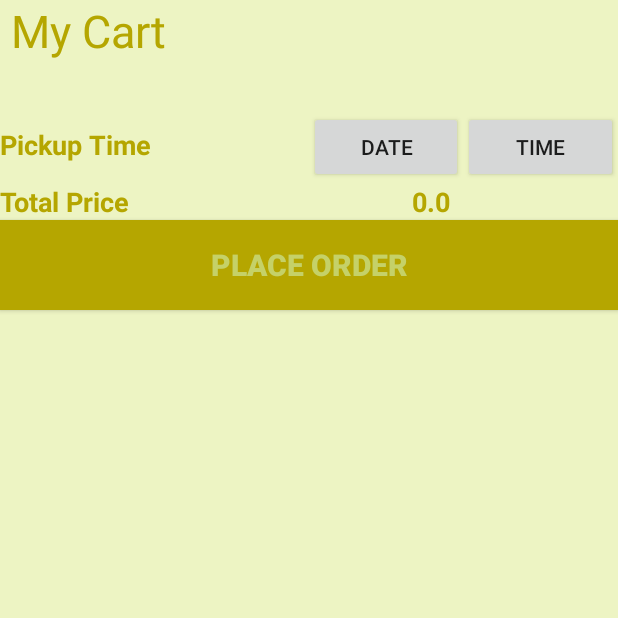
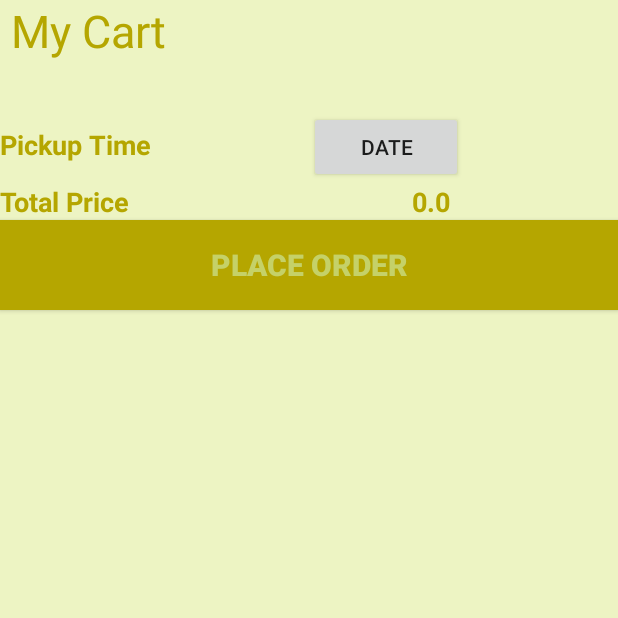
Before and after one commit to DeveloperManisha/CMPE-277-Project, an Android app: the CartActivity screen opened directly, with no data from a screen before it, on a phone screen of 412 x 824 dp, the top half of it. Run offline under Robolectric (Android 15) with nearby library versions, the phone set to English and light mode, and no system bars.

```diff
--- a/Food4U/app/src/main/res/layout/activity_cart.xml
+++ b/Food4U/app/src/main/res/layout/activity_cart.xml
@@ -47,7 +47,8 @@
             android:layout_width="0dip"
             android:layout_height="wrap_content"
             android:layout_weight="1"
-            android:text="Time" />
+            android:text="Time"
+            android:visibility="invisible" />
 
     </LinearLayout>
     <LinearLayout
```
Also changed, not shown: Food4U/app/src/main/java/cmpe/sjsu/food4u/CartActivity.java (+35 -15 lines).
